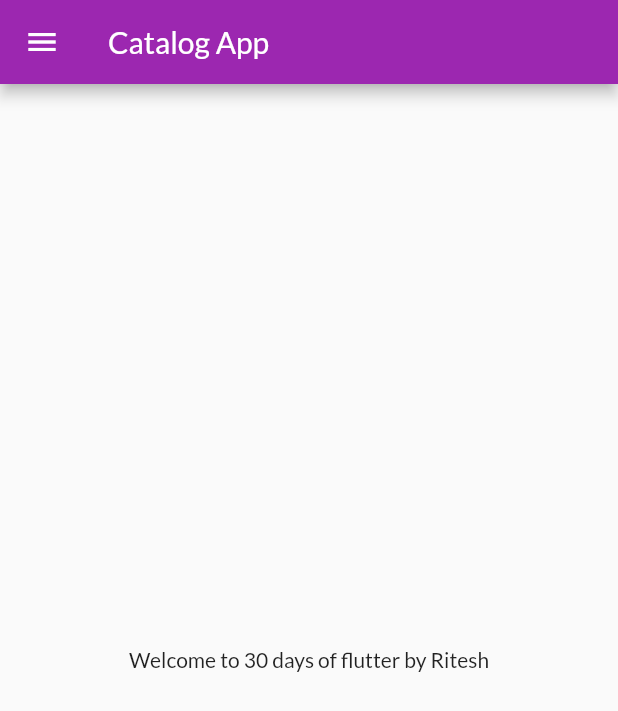
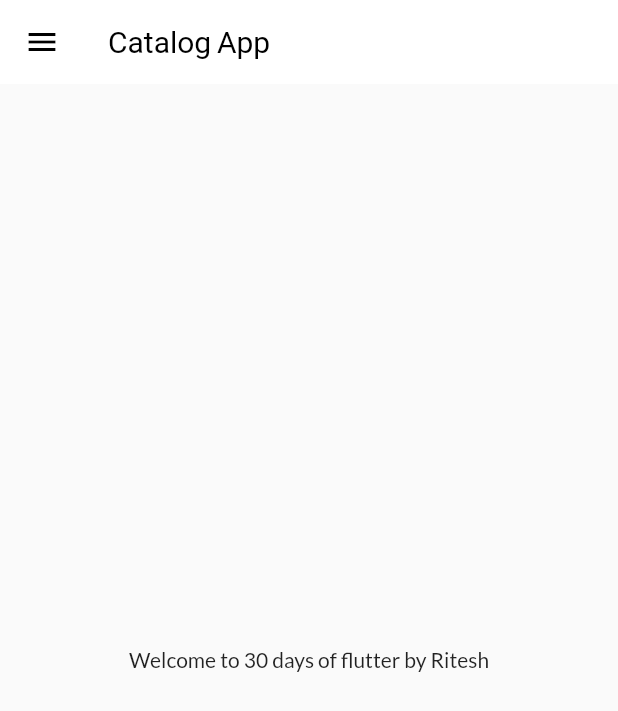
Before and after one commit to rawatrk/30DaysOfFlutter, a Flutter app: the screen it shows after launch, on a phone screen of 412 x 824 dp. Shown: the top 711 px of the screen. Run offline on Flutter 3.47's test engine with Material 2 defaults, Android fonts, the phone set to English and light mode, and no system bars; our stand-ins replace google_fonts.

Commit message:
Day-10: 1-Implemented Custom theme

```diff
--- a/lib/main.dart
+++ b/lib/main.dart
@@ -2,7 +2,7 @@ import 'package:flutter/material.dart';
 import 'package:flutter_catalog/pages/home_page.dart';
 import 'package:flutter_catalog/pages/login_page.dart';
 import 'package:flutter_catalog/utils/routes.dart';
-import 'package:google_fonts/google_fonts.dart';
+import 'package:flutter_catalog/widgets/theme.dart';
 
 //runner
 void main(){
@@ -19,13 +19,8 @@ class MyApp extends StatelessWidget {
       debugShowCheckedModeBanner: false,
       // home: HomePage(),
       themeMode: ThemeMode.light, // ThemeMode.dark
-      theme: ThemeData(
-        primarySwatch: Colors.purple,
-        fontFamily: GoogleFonts.lato().fontFamily
-      ),
-      darkTheme: ThemeData(
-        brightness: Brightness.dark
-      ),
+      theme: MyTheme.lightTheme(context),
+      darkTheme: MyTheme.darkTheme(context),
       initialRoute: MyRoutes.homeRoute,
       routes: {
         "/": (context)=> LoginPage(),
--- /dev/null
+++ b/lib/widgets/theme.dart
@@ -0,0 +1,23 @@
+import 'package:flutter/material.dart';
+import 'package:google_fonts/google_fonts.dart';
+
+class MyTheme{
+  static ThemeData lightTheme(BuildContext context) => ThemeData(
+      primarySwatch: Colors.purple,
+      fontFamily: GoogleFonts.lato().fontFamily,
+      // To set appBar theme to whole app
+      appBarTheme: AppBarTheme(
+        color: Colors.white,
+        elevation: 0.0, // Avoid appBar shadow
+        iconTheme: IconThemeData(color: Colors.black), // set icon color of appbar for visibility
+        titleTextStyle: TextStyle(
+            color: Colors.black,
+            fontSize: 20
+        ),
+      )
+  );
+
+  static ThemeData darkTheme(BuildContext context) => ThemeData(
+      brightness: Brightness.dark
+  );
+}
```
